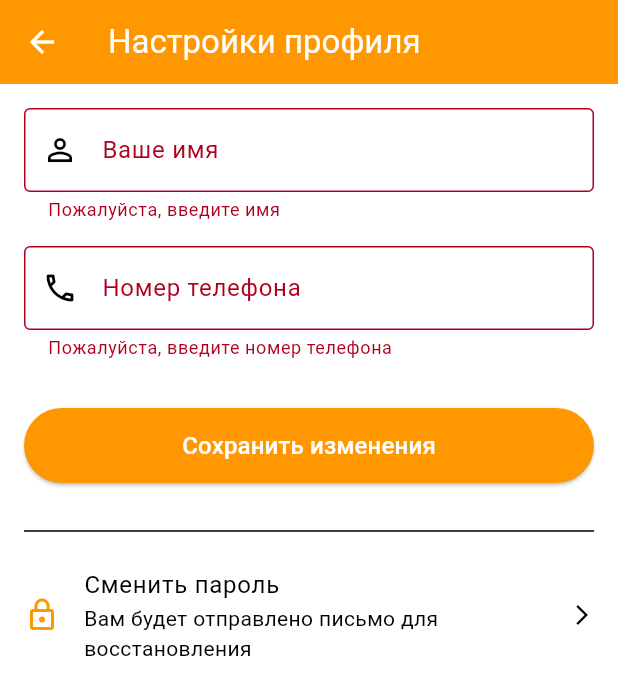
After one commit to Klimin0Andrey/MobileProject, a Flutter app: the EditProfileScreen screen opened directly, after a tap on "Сохранить изменения", after a tap on "Сменить пароль", on a phone screen of 412 x 824 dp. The commit adds this screen. Shown: the top 695 px of the screen. Run offline on Flutter 3.47's test engine with Material 3 defaults, Android fonts, the phone set to English and light mode, and no system bars; our stand-ins replace cloud_firestore, equatable, firebase_auth, firebase_core, firebase_storage, image_picker and 3 more; accounts and stored records are empty.

Commit message:
Small fix photo user and phone

```diff
--- a/lib/presentation/screens/auth/register.dart
+++ b/lib/presentation/screens/auth/register.dart
@@ -5,6 +5,7 @@ import 'package:linux_test2/services/auth.dart';
 import 'package:provider/provider.dart';
 import 'package:linux_test2/shared/constants.dart';
 import 'package:linux_test2/shared/loading.dart';
+import 'package:mask_text_input_formatter/mask_text_input_formatter.dart';
 
 class Register extends StatefulWidget {
   final Function toggleView;
@@ -16,6 +17,13 @@ class Register extends StatefulWidget {
 }
 
 class _RegisterState extends State<Register> {
+
+  final _phoneMaskFormatter = MaskTextInputFormatter(
+      mask: '+7 (###) ###-##-##',
+      filter: {"#": RegExp(r'[0-9]')},
+      type: MaskAutoCompletionType.lazy
+  );
+
   final _formKey = GlobalKey<FormState>();
   bool loading = false;
 
@@ -70,11 +78,12 @@ class _RegisterState extends State<Register> {
                       ),
                       const SizedBox(height: 20.0),
                       TextFormField(
+                        inputFormatters: [_phoneMaskFormatter],
+                        keyboardType: TextInputType.phone,
                         decoration: textInputDecoration.copyWith(
                           hintText: 'Телефон',
                         ),
-                        validator: (val) =>
-                            val!.isEmpty ? 'Введите телефон' : null,
+                        validator: (val) => val!.isEmpty ? 'Введите телефон' : null,
                         onChanged: (val) => setState(() => phone = val),
                       ),
                       const SizedBox(height: 20.0),
--- a/lib/presentation/screens/checkout/checkout_screen.dart
+++ b/lib/presentation/screens/checkout/checkout_screen.dart
@@ -281,7 +281,7 @@ class _CheckoutScreenState extends State<CheckoutScreen> {
                   onPressed:
                       (orderProvider.isLoading ||
                           cartProvider.items.isEmpty ||
-                          addressToShow == null)
+                          addressToShow == null || addressToShow.id.isEmpty)
                       ? null
                       : () => _placeOrder(context, addressToShow!),
                   style: ElevatedButton.styleFrom(
--- /dev/null
+++ b/lib/presentation/screens/customer/edit_profile_screen.dart
@@ -0,0 +1,172 @@
+// lib/presentation/screens/customer/edit_profile_screen.dart
+
+import 'package:flutter/material.dart';
+import 'package:provider/provider.dart';
+import 'package:linux_test2/data/models/user.dart';
+import 'package:cloud_firestore/cloud_firestore.dart';
+import 'package:linux_test2/services/auth.dart';
+import 'package:mask_text_input_formatter/mask_text_input_formatter.dart';
+
+class EditProfileScreen extends StatefulWidget {
+  const EditProfileScreen({super.key});
+
+  @override
+  State<EditProfileScreen> createState() => _EditProfileScreenState();
+}
+
+class _EditProfileScreenState extends State<EditProfileScreen> {
+
+  final _phoneMaskFormatter = MaskTextInputFormatter(
+      mask: '+7 (###) ###-##-##',
+      filter: {"#": RegExp(r'[0-9]')},
+      type: MaskAutoCompletionType.lazy
+  );
+
+  final _formKey = GlobalKey<FormState>();
+  final _nameController = TextEditingController();
+  final _phoneController = TextEditingController();
+  bool _isLoading = false;
+
+  @override
+  void initState() {
+    super.initState();
+    // Заполняем поля текущими данными пользователя при открытии экрана
+    final user = context.read<AppUser?>();
+    if (user != null) {
+      _nameController.text = user.name;
+      _phoneController.text = user.phone;
+    }
+  }
+
+  @override
+  void dispose() {
+    _nameController.dispose();
+    _phoneController.dispose();
+    super.dispose();
+  }
+
+  // Метод для сохранения изменений имени и телефона
+  Future<void> _updateProfile() async {
+    // Проверяем валидность формы
+    if (!_formKey.currentState!.validate()) return;
+
+    setState(() => _isLoading = true);
+
+    final user = context.read<AppUser?>();
+    if (user == null || user.uid.isEmpty) {
+      setState(() => _isLoading = false);
+      return;
+    };
+
+    try {
+      // Обновляем данные напрямую в документе пользователя в Firestore
+      await FirebaseFirestore.instance.collection('users').doc(user.uid).update({
+        'name': _nameController.text.trim(),
+        'phone': _phoneController.text.trim(),
+      });
+
+      if (mounted) {
+        ScaffoldMessenger.of(context).showSnackBar(
+          const SnackBar(content: Text('Профиль успешно обновлен'), backgroundColor: Colors.green),
+        );
+        Navigator.of(context).pop();
+      }
+    } catch (e) {
+      if (mounted) {
+        ScaffoldMessenger.of(context).showSnackBar(
+          SnackBar(content: Text('Ошибка обновления: $e'), backgroundColor: Colors.red),
+        );
+      }
+    } finally {
+      if (mounted) {
+        setState(() => _isLoading = false);
+      }
+    }
+  }
+
+  // Метод для отправки письма для сброса пароля
+  Future<void> _changePassword() async {
+    final authService = context.read<AuthService>();
+    final user = context.read<AppUser?>();
+    if (user == null || user.email.isEmpty) return;
+
+    try {
+      await authService.sendPasswordResetEmail(user.email);
+      if (mounted) {
+        ScaffoldMessenger.of(context).showSnackBar(
+          const SnackBar(content: Text('Письмо для сброса пароля отправлено на вашу почту'), backgroundColor: Colors.blue),
+        );
+      }
+    } catch(e) {
+      if (mounted) {
+        ScaffoldMessenger.of(context).showSnackBar(
+          SnackBar(content: Text('Ошибка: $e'), backgroundColor: Colors.red),
+        );
+      }
+    }
+  }
+
+  @override
+  Widget build(BuildContext context) {
+    return Scaffold(
+      appBar: AppBar(
+        title: const Text('Настройки профиля'),
+        backgroundColor: Colors.orange,
+        foregroundColor: Colors.white,
+      ),
+      body: Padding(
+        padding: const EdgeInsets.all(16.0),
+        child: Form(
+          key: _formKey,
+          child: ListView(
+            children: [
+              TextFormField(
+                controller: _nameController,
+                decoration: const InputDecoration(
+                  labelText: 'Ваше имя',
+                  prefixIcon: Icon(Icons.person_outline),
+                  border: OutlineInputBorder(),
+                ),
+                validator: (value) => (value == null || value.trim().isEmpty) ? 'Пожалуйста, введите имя' : null,
+              ),
+              const SizedBox(height: 16),
+              TextFormField(
+                inputFormatters: [_phoneMaskFormatter],
+                controller: _phoneController,
+                decoration: const InputDecoration(
+                  labelText: 'Номер телефона',
+                  prefixIcon: Icon(Icons.phone_outlined),
+                  border: OutlineInputBorder(),
+                ),
+                keyboardType: TextInputType.phone,
+                validator: (value) => (value == null || value.trim().isEmpty) ? 'Пожалуйста, введите номер телефона' : null,
+              ),
+              const SizedBox(height: 32),
+              SizedBox(
+                height: 50,
+                child: ElevatedButton(
+                  onPressed: _isLoading ? null : _updateProfile,
+                  style: ElevatedButton.styleFrom(backgroundColor: Colors.orange, foregroundColor: Colors.white),
+                  child: _isLoading
+                      ? const CircularProgressIndicator(color: Colors.white, strokeWidth: 2)
+                      : const Text('Сохранить изменения', style: TextStyle(fontSize: 16)),
+                ),
+              ),
+              const SizedBox(height: 24),
+              const Divider(),
+              const SizedBox(height: 8),
+              ListTile(
+                contentPadding: EdgeInsets.zero,
+                leading: const Icon(Icons.lock_outline, color: Colors.orange),
+                title: const Text('Сменить пароль'),
+                subtitle: const Text('Вам будет отправлено письмо для восстановления'),
+                trailing: const Icon(Icons.arrow_forward_ios, size: 16),
+                onTap: _changePassword,
+              ),
+            ],
+          ),
+        ),
+      ),
+    );
+  }
+}
--- a/lib/presentation/screens/customer/profile_screen.dart
+++ b/lib/presentation/screens/customer/profile_screen.dart
@@ -14,6 +14,7 @@ import 'package:linux_test2/presentation/providers/theme_provider.dart';
 import 'package:linux_test2/presentation/screens/customer/support_screen.dart';
 import 'package:linux_test2/presentation/screens/customer/favorites_screen.dart';
 import 'package:linux_test2/presentation/screens/customer/addresses_screen.dart';
+import 'package:linux_test2/presentation/screens/customer/edit_profile_screen.dart';
 
 class ProfileScreen extends StatefulWidget {
   const ProfileScreen({super.key});
@@ -210,6 +211,19 @@ class _ProfileScreenState extends State<ProfileScreen> with WidgetsBindingObserv
                 style: const TextStyle(fontSize: 16, color: Colors.grey),
               ),
               const SizedBox(height: 32),
+              // ✅ ДОБАВЬТЕ ЭТОТ БЛОК
+              _buildProfileMenuItem(
+                icon: Icons.manage_accounts_outlined,
+                title: 'Настройки профиля',
+                onTap: () {
+                  Navigator.of(context).push(
+                    MaterialPageRoute(
+                      // Мы создадим этот экран на следующем шаге
+                      builder: (context) => const EditProfileScreen(),
+                    ),
+                  );
+                },
+              ),
               const Divider(),
               _buildProfileMenuItem(
                   icon: Icons.history,
--- a/lib/services/auth.dart
+++ b/lib/services/auth.dart
@@ -127,6 +127,16 @@ class AuthService {
     }
   }
 
+  // Метод для сброса пароля
+  Future<void> sendPasswordResetEmail(String email) async {
+    try {
+      await _auth.sendPasswordResetEmail(email: email);
+    } catch (e) {
+      print('Ошибка отправки письма для сброса пароля: $e');
+      rethrow;
+    }
+  }
+
   // Выход
   Future<void> signOut() async {
     try {
--- a/pubspec.yaml
+++ b/pubspec.yaml
@@ -47,6 +47,7 @@ dependencies:
   image: ^4.5.4
   equatable: ^2.0.7
   rxdart: ^0.28.0
+  mask_text_input_formatter: ^2.9.0
 
 dev_dependencies:
   flutter_test:
```
Also changed, not shown: pubspec.lock.
